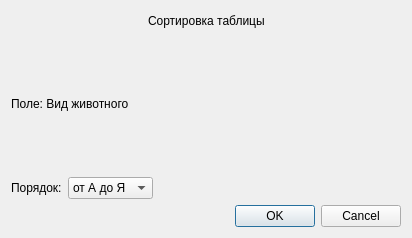
Above: sortTableDialog.ui from d4xDFl0w4r/IntroductoryPracticeSem2 before the change. Below: the same form after it.
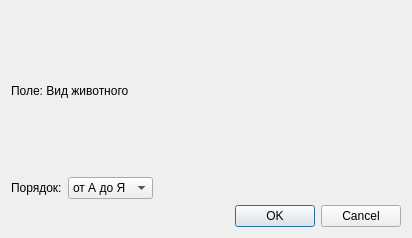
That is the form after the change. Icons and pictures are not drawn.

Commit message:
edit field dialog feature, fixed bugs
edit field dialog lineEdit and dateEdit text from table; fixed discharge date search

The edit to the form file:
```diff
--- a/sortTableDialog.ui
+++ b/sortTableDialog.ui
@@ -14,43 +14,6 @@
    <string>Dialog</string>
   </property>
   <layout class="QVBoxLayout" name="verticalLayout_2">
-   <item>
-    <layout class="QHBoxLayout" name="horizontalLayout">
-     <item>
-      <spacer name="horizontalSpacer_2">
-       <property name="orientation">
-        <enum>Qt::Horizontal</enum>
-       </property>
-       <property name="sizeHint" stdset="0">
-        <size>
-         <width>40</width>
-         <height>20</height>
-        </size>
-       </property>
-      </spacer>
-     </item>
-     <item>
-      <widget class="QLabel" name="label">
-       <property name="text">
-        <string>Сортировка таблицы</string>
-       </property>
-      </widget>
-     </item>
-     <item>
-      <spacer name="horizontalSpacer_3">
-       <property name="orientation">
-        <enum>Qt::Horizontal</enum>
-       </property>
-       <property name="sizeHint" stdset="0">
-        <size>
-         <width>40</width>
-         <height>20</height>
-        </size>
-       </property>
-      </spacer>
-     </item>
-    </layout>
-   </item>
    <item>
     <layout class="QHBoxLayout" name="horizontalLayout_3">
      <item>
```
The commit also changes 7 other files.
